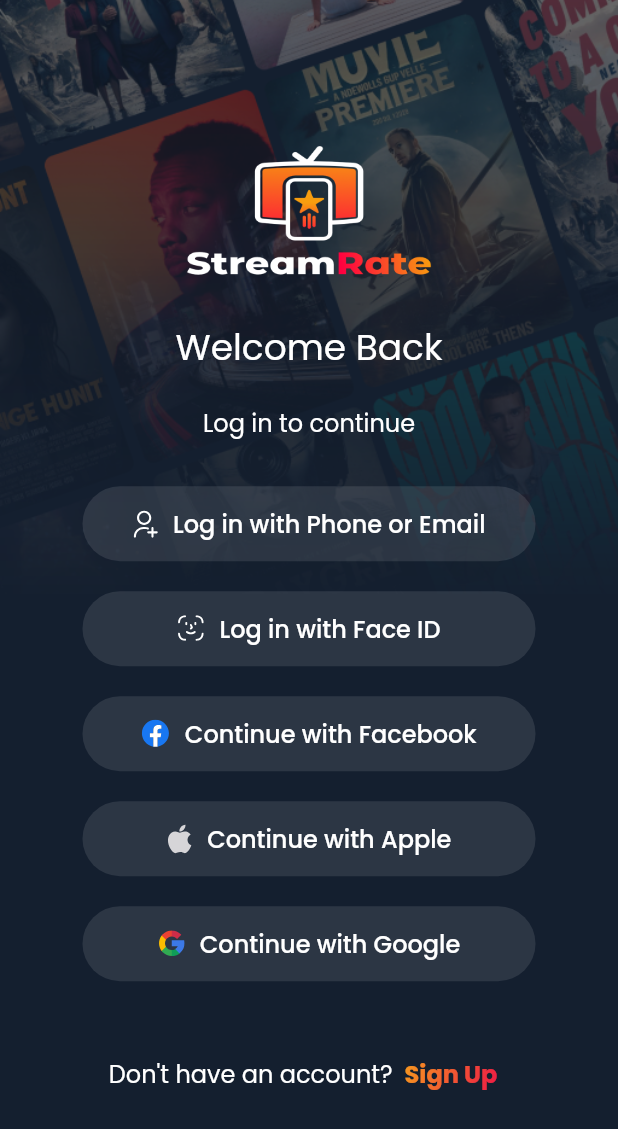
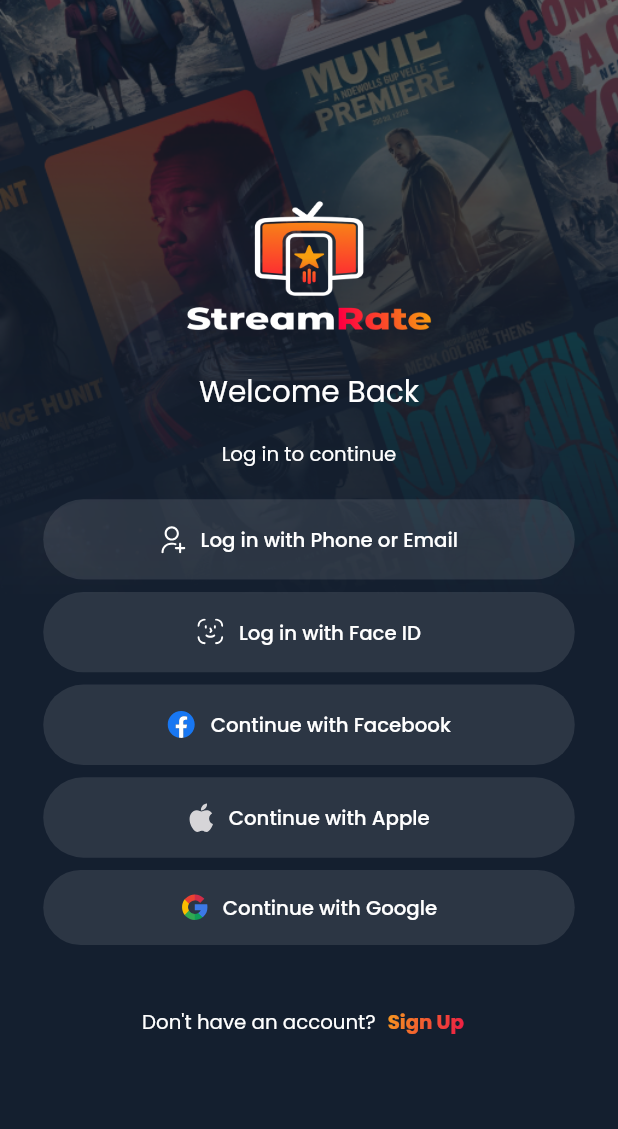
Before and after one commit to TalentKingPython/stream_rate, a Flutter app: the FaceIdSignUp screen opened directly, after a tap on "Log In?", on a phone screen of 412 x 824 dp. Shown: the top 1129 px of the screen. Run offline on Flutter 3.47's test engine with Material 2 defaults, Android fonts, the phone set to English and light mode, and no system bars; our stand-ins replace camera, carousel_slider, device_preview, dots_indicator, flutter_svg, google_fonts and 3 more; missing offline and left inert: barcode, slider_captcha; accounts and stored records are empty; project files that could hold a hidden picture were left out.

Commit message:
responsive 3.3

```diff
--- a/lib/main.dart
+++ b/lib/main.dart
@@ -15,13 +15,13 @@
 void main() async {
   WidgetsFlutterBinding.ensureInitialized();
   sharedPrefs = await SharedPreferences.getInstance();
-  runApp(const MyApp());
-  // runApp(
-  //   DevicePreview(
-  //     enabled: true,
-  //     builder: (context) => const MyApp(),
-  //   ),
-  // );
+  // runApp(const MyApp());
+  runApp(
+    DevicePreview(
+      enabled: true,
+      builder: (context) => const MyApp(),
+    ),
+  );
 }
 
 class MyApp extends StatefulWidget {
--- a/lib/screens/login/login.dart
+++ b/lib/screens/login/login.dart
@@ -39,8 +39,10 @@
                 fit: BoxFit.cover)),
         child: Padding(
           // Added padding around the entire body
-          padding: const EdgeInsets.symmetric(
-              horizontal: 30), // Adjust the value to your preference
+          padding: EdgeInsets.symmetric(
+              horizontal: deviceWidth * 0.035,
+              vertical:
+                  deviceHeight * 0.02), // Adjust the value to your preference
           child: Column(
             crossAxisAlignment: CrossAxisAlignment.center,
             mainAxisAlignment: MainAxisAlignment.center,
@@ -51,34 +53,38 @@
                 width: deviceWidth * 0.4,
               ),
               Container(
-                  padding: const EdgeInsets.only(top: 30, bottom: 10),
+                  padding: EdgeInsets.only(
+                      top: deviceHeight * 0.03, bottom: deviceHeight * 0.01),
                   child: Text(
                     "Welcome Back",
                     textAlign: TextAlign.center,
                     style: GoogleFonts.poppins(
                       color: colorWhite,
-                      fontSize: 24,
+                      fontSize: deviceHeight * 0.024,
                     ),
                   )),
 
               Container(
-                  padding: const EdgeInsets.only(top: 10, bottom: 20),
+                  padding: EdgeInsets.only(
+                      top: deviceHeight * 0.01, bottom: deviceHeight * 0.02),
                   child: Text(
                     "Log in to continue",
                     textAlign: TextAlign.center,
                     style: GoogleFonts.poppins(
                       color: colorWhite,
-                      fontSize: 16,
+                      fontSize: deviceHeight * 0.016,
                     ),
                   )),
 
               // Existing content inside the container
               Container(
-                padding:
-                    const EdgeInsets.symmetric(horizontal: 25, vertical: 10),
+                padding: EdgeInsets.symmetric(
+                    horizontal: deviceWidth * 0.035,
+                    vertical: deviceHeight * 0.005),
                 child: Column(
                   children: [
                     CustomFillButton(
+                      height: deviceHeight * 0.065,
                       onPressed: () =>
                           openScreenWithResult(context, const Home()),
                       isColorBtn: false,
@@ -92,7 +98,8 @@
                             child: Text(
                               'Log in with Phone or Email',
                               style: GoogleFonts.poppins(
-                                  color: colorWhite, fontSize: 16),
+                                  color: colorWhite,
+                                  fontSize: deviceHeight * 0.016),
                             ),
                           )
                         ],
@@ -103,11 +110,13 @@
               ),
 
               Container(
-                padding:
-                    const EdgeInsets.symmetric(horizontal: 25, vertical: 10),
+                padding: EdgeInsets.symmetric(
+                    horizontal: deviceWidth * 0.035,
+                    vertical: deviceHeight * 0.005),
                 child: Column(
                   children: [
                     CustomFillButton(
+                      height: deviceHeight * 0.065,
                       isColorBtn: false,
                       child: Row(
                         crossAxisAlignment: CrossAxisAlignment.center,
@@ -119,7 +128,8 @@
                             child: Text(
                               'Log in with Face ID',
                               style: GoogleFonts.poppins(
-                                  color: colorWhite, fontSize: 16),
+                                  color: colorWhite,
+                                  fontSize: deviceHeight * 0.016),
                             ),
                           )
                         ],
@@ -130,11 +140,13 @@
               ),
 
               Container(
-                padding:
-                    const EdgeInsets.symmetric(horizontal: 25, vertical: 10),
+                padding: EdgeInsets.symmetric(
+                    horizontal: deviceWidth * 0.035,
+                    vertical: deviceHeight * 0.005),
                 child: Column(
                   children: [
                     CustomFillButton(
+                      height: deviceHeight * 0.065,
                       isColorBtn: false,
                       child: Row(
                         crossAxisAlignment: CrossAxisAlignment.center,
@@ -146,7 +158,8 @@
                             child: Text(
                               'Continue with Facebook',
                               style: GoogleFonts.poppins(
-                                  color: colorWhite, fontSize: 16),
+                                  color: colorWhite,
+                                  fontSize: deviceHeight * 0.016),
                             ),
                           )
                         ],
@@ -157,11 +170,13 @@
               ),
 
               Container(
-                padding:
-                    const EdgeInsets.symmetric(horizontal: 25, vertical: 10),
+                padding: EdgeInsets.symmetric(
+                    horizontal: deviceWidth * 0.035,
+                    vertical: deviceHeight * 0.005),
                 child: Column(
                   children: [
                     CustomFillButton(
+                      height: deviceHeight * 0.065,
                       isColorBtn: false,
                       child: Row(
                         crossAxisAlignment: CrossAxisAlignment.center,
@@ -173,7 +188,8 @@
                             child: Text(
                               'Continue with Apple',
                               style: GoogleFonts.poppins(
-                                  color: colorWhite, fontSize: 16),
+                                  color: colorWhite,
+                                  fontSize: deviceHeight * 0.016),
                             ),
                           )
                         ],
@@ -184,7 +200,11 @@
               ),
 
               Container(
-                padding: const EdgeInsets.fromLTRB(25, 10, 25, 50),
+                padding: EdgeInsets.fromLTRB(
+                    deviceWidth * 0.035,
+                    deviceHeight * 0.005,
+                    deviceWidth * 0.035,
+                    deviceHeight * 0.05),
                 child: Column(
                   children: [
                     CustomFillButton(
@@ -199,7 +219,8 @@
                             child: Text(
                               'Continue with Google',
                               style: GoogleFonts.poppins(
-                                  color: colorWhite, fontSize: 16),
+                                  color: colorWhite,
+                                  fontSize: deviceHeight * 0.016),
                             ),
                           )
                         ],
@@ -213,8 +234,8 @@
                 mainAxisAlignment: MainAxisAlignment.center,
                 children: [
                   Text("Don't have an account?",
-                      style:
-                          GoogleFonts.poppins(fontSize: 16, color: colorWhite)),
+                      style: GoogleFonts.poppins(
+                          fontSize: deviceHeight * 0.016, color: colorWhite)),
                   GestureDetector(
                     onTap: () => openScreenWithResult(context, const SignUp()),
                     child: Center(
@@ -232,7 +253,7 @@
                           child: Text(
                             "Sign Up",
                             style: GoogleFonts.poppins(
-                              fontSize: 16,
+                              fontSize: deviceHeight * 0.016,
                               color: Colors
                                   .white, // The base color won't be visible due to ShaderMask
                               fontWeight: FontWeight.bold,
--- a/lib/screens/onboard/onboard_three.dart
+++ b/lib/screens/onboard/onboard_three.dart
@@ -48,7 +48,7 @@
             ),
           ),
           Positioned(
-              bottom: 70 + (deviceHeight - 70) * 0.06,
+              bottom: 70 + (deviceHeight - 70) * 0.03,
               left: deviceWidth * 0.25,
               right: deviceWidth * 0.25,
               child: Text(
--- a/lib/screens/signup/face_signup.dart
+++ b/lib/screens/signup/face_signup.dart
@@ -39,39 +39,40 @@
                 fit: BoxFit.cover)),
         child: Stack(children: [
           Padding(
-            padding: const EdgeInsets.symmetric(
-              horizontal: 10,
+            padding: EdgeInsets.symmetric(
+              horizontal: deviceWidth * 0.02,
             ),
             child: Column(
               mainAxisAlignment: MainAxisAlignment.center,
               crossAxisAlignment: CrossAxisAlignment.center,
               children: [
-                SizedBox(
-                  height: deviceHeight * 0.04,
-                ),
+                // SizedBox(
+                //   height: deviceHeight * 0.04,
+                // ),
                 LoadImageSimple(
                   image: 'assets/images/streamrate-logo.png',
                   width: deviceWidth * 0.4,
                   imageFit: BoxFit.fill,
                 ),
                 Container(
-                    padding: const EdgeInsets.only(top: 30, bottom: 10),
+                    padding: EdgeInsets.only(
+                        top: deviceHeight * 0.03, bottom: deviceHeight * 0.01),
                     child: Text(
                       "Sign Up with",
                       textAlign: TextAlign.center,
                       style: GoogleFonts.poppins(
                         color: colorWhite,
-                        fontSize: deviceHeight * 0.03,
+                        fontSize: deviceHeight * 0.028,
                       ),
                     )),
                 Container(
-                    padding: EdgeInsets.only(bottom: deviceHeight * 0.025),
+                    padding: EdgeInsets.only(bottom: deviceHeight * 0.021),
                     child: Text(
                       "Face ID or Touch ID",
                       textAlign: TextAlign.center,
                       style: GoogleFonts.poppins(
                         color: colorWhite,
-                        fontSize: deviceHeight * 0.03,
+                        fontSize: deviceHeight * 0.028,
                       ),
                     )),
                 LoadImageSimple(
@@ -80,20 +81,21 @@
                   imageFit: BoxFit.cover,
                 ),
                 Container(
-                  padding:
-                      const EdgeInsets.symmetric(vertical: 30, horizontal: 50),
+                  padding: EdgeInsets.symmetric(
+                      vertical: deviceHeight * 0.03,
+                      horizontal: deviceWidth * 0.1),
                   child: Text(
                       "Create a passkey with your face, fingerprint, or a passcode to log in more quickly than a password. We can't access this biometric data",
                       textAlign: TextAlign.center,
                       style: GoogleFonts.poppins(
                         color: colorWhite,
-                        fontSize: deviceHeight * 0.02,
+                        fontSize: deviceWidth * 0.043,
                       )),
                 ),
                 SizedBox(
                   height: deviceHeight * 0.01,
                 ),
-                Container(
+                SizedBox(
                   width: deviceWidth * 0.8,
 
                   // padding: const EdgeInsets.fromLTRB(25, 10, 25, 30),
@@ -131,7 +133,7 @@
                   children: [
                     Text("Already have an account?",
                         style: GoogleFonts.poppins(
-                            fontSize: 16, color: colorWhite)),
+                            fontSize: deviceHeight * 0.016, color: colorWhite)),
                     GestureDetector(
                       onTap: () => openScreenWithResult(context, const Login()),
                       child: Center(
@@ -150,7 +152,7 @@
                             child: Text(
                               "Log In?",
                               style: GoogleFonts.poppins(
-                                fontSize: 16,
+                                fontSize: deviceHeight * 0.016,
                                 color: Colors
                                     .white, // The base color won't be visible due to ShaderMask
                                 fontWeight: FontWeight.bold,
@@ -166,21 +168,23 @@
             ),
           ),
           Positioned(
-            top: 50,
-            left: 20,
+            top: deviceHeight * 0.05,
+            left: deviceWidth * 0.035,
             child: GestureDetector(
               onTap: () => Navigator.pop(context),
               child: Container(
-                height: 36,
-                width: 36,
-                padding: const EdgeInsets.symmetric(horizontal: 12),
+                height: deviceAverageSize * 0.04,
+                width: deviceAverageSize * 0.04,
+                padding:
+                    EdgeInsets.symmetric(horizontal: deviceAverageSize * 0.015),
                 decoration: BoxDecoration(
                   color: colorMainGray.withOpacity(0.7),
-                  borderRadius: BorderRadius.circular(10),
+                  borderRadius:
+                      BorderRadius.circular(deviceAverageSize * 0.012),
                 ),
-                child: const Center(
-                  child:
-                      Icon(Icons.arrow_back_ios, size: 16, color: colorWhite),
+                child: Center(
+                  child: Icon(Icons.arrow_back_ios,
+                      size: deviceAverageSize * 0.02, color: colorWhite),
                 ),
               ),
             ),
--- a/lib/screens/signup/signup.dart
+++ b/lib/screens/signup/signup.dart
@@ -57,7 +57,7 @@
                   "Create an account to get started",
                   textAlign: TextAlign.center,
                   style: GoogleFonts.poppins(
-                      color: colorWhite, fontSize: deviceAverageSize * 0.043),
+                      color: colorWhite, fontSize: deviceAverageSize * 0.04),
                 ),
               ),
               Container(
@@ -219,7 +219,7 @@
                     textAlign: TextAlign.center,
                     style: GoogleFonts.poppins(
                         color: colorWhite,
-                        fontSize: 16,
+                        fontSize: deviceAverageSize * 0.02,
                         decoration: TextDecoration.underline)),
               ),
               SizedBox(
--- a/lib/screens/splash/splash_bloc.dart
+++ b/lib/screens/splash/splash_bloc.dart
@@ -15,7 +15,7 @@
   State<Splash> state;
 
   SplashBloc(this.context, this.state) {
-    // splashAction();
+    splashAction();
   }
 
   splashAction() {
```
